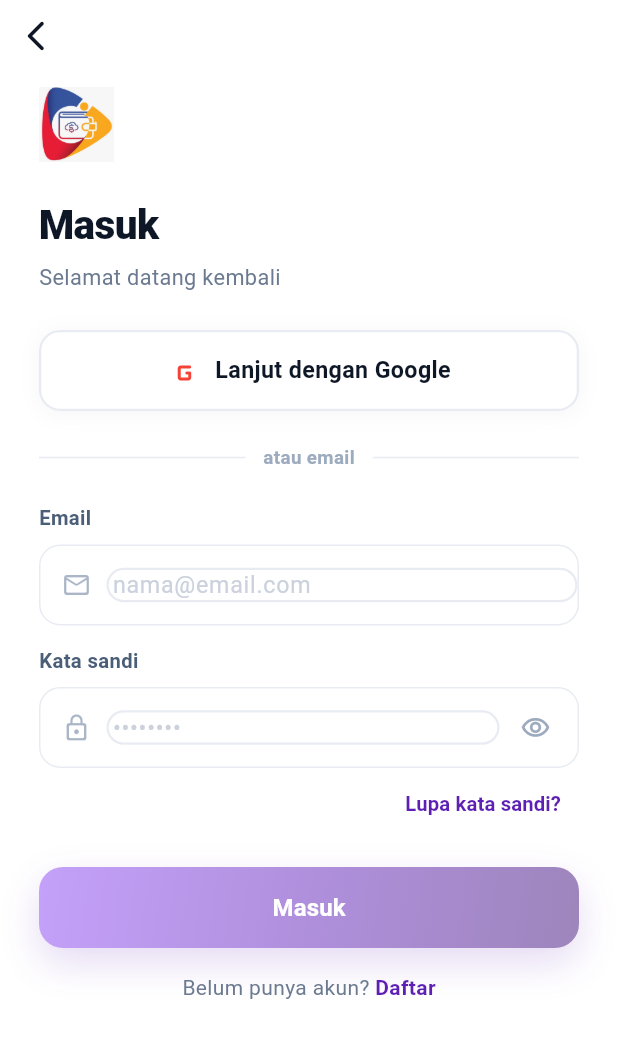
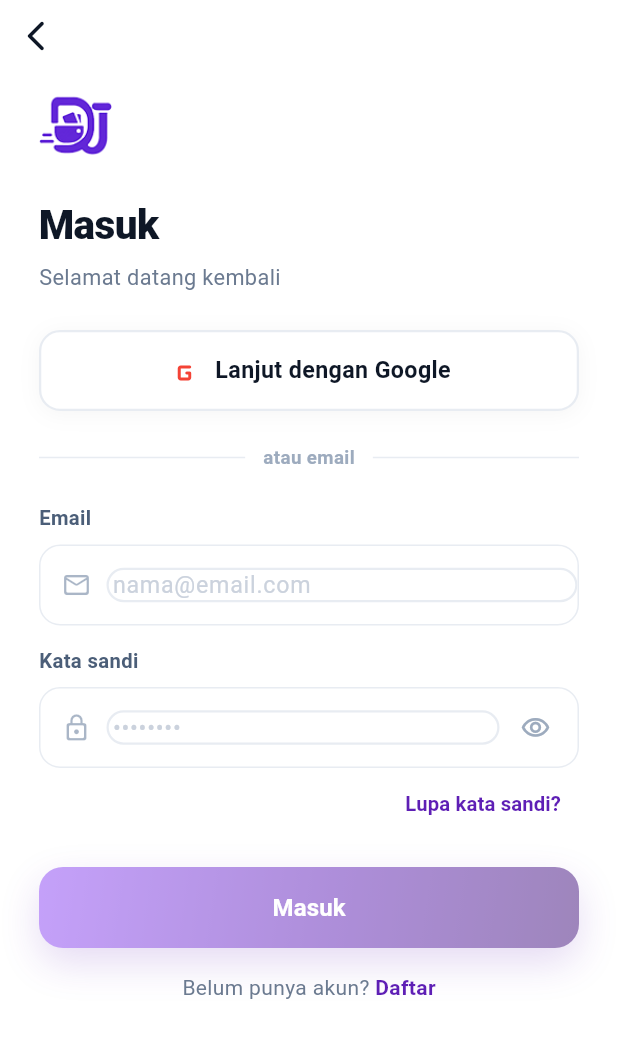
Before and after one commit to dwiilhammaulana/e_money, a Flutter app: the screen it shows after launch, after a tap on "Masuk ke Akun", on a phone screen of 412 x 824 dp. Shown: the top 1038 px of the screen. Run offline on Flutter 3.47's test engine with Material 3 defaults, Android fonts, the phone set to English and light mode, and no system bars; our stand-ins replace app_links, dio, equatable, firebase_auth, firebase_core, flutter_bloc and 5 more; missing offline and left inert: mobile_scanner; accounts and stored records are empty; network calls fail; Roboto replaces fonts that are missing (PlusJakartaSans).

Commit message:
fixed logika dan UI aplikasi

```diff
--- a/lib/core/constants/app_constants.dart
+++ b/lib/core/constants/app_constants.dart
@@ -1,10 +1,10 @@
 class AppConstants {
-  static const String appName = 'Dompet Kampus Global';
+  static const String appName = 'Dompet Jajan';
   static const String appVersion = '1.0.0';
 
   // API
   static const String baseUrl =
-      'http://127.0.0.1:8080'; // Android device via adb reverse to local backend
+      'http://192.168.100.6:8080'; // Android device via adb reverse to local backend
   static const String apiVersion = '/v1';
   static const int connectTimeout = 30;
   static const int receiveTimeout = 30;
--- a/lib/main.dart
+++ b/lib/main.dart
@@ -51,7 +51,7 @@ class DompetKampusApp extends StatelessWidget {
         BlocProvider(create: (_) => di.sl<AccountBloc>()),
       ],
       child: MaterialApp.router(
-        title: 'Dompet Kampus Global',
+        title: 'Dompet Jajan',
         debugShowCheckedModeBanner: false,
         theme: AppTheme.light,
         routerConfig: AppRouter.router,
--- a/lib/presentation/pages/account/account_page.dart
+++ b/lib/presentation/pages/account/account_page.dart
@@ -194,7 +194,7 @@ class AccountPage extends StatelessWidget {
                       ),
                       const SizedBox(height: 16),
                       const Center(
-                        child: Text('Dompet Kampus Global · v1.0.0',
+                        child: Text('Dompet Jajan · v1.0.0',
                             style: TextStyle(
                               fontFamily: 'PlusJakartaSans',
                               fontSize: 12,
--- a/lib/presentation/pages/merchant/merchant_checkout_page.dart
+++ b/lib/presentation/pages/merchant/merchant_checkout_page.dart
@@ -4,7 +4,6 @@ import '../../../core/theme/app_colors.dart';
 import '../../../core/utils/currency_formatter.dart';
 import '../../widgets/app_button.dart';
 import '../../widgets/app_logo.dart';
-import '../../widgets/feature_icon.dart';
 
 const _orange = Color(0xFFFF6A2B);
 
@@ -181,7 +180,7 @@ class MerchantCheckoutPage extends StatelessWidget {
                           child: Column(
                             crossAxisAlignment: CrossAxisAlignment.start,
                             children: [
-                              Text('Dompet Kampus Global',
+                              Text('Dompet Jajan',
                                   style: TextStyle(
                                     fontFamily: 'PlusJakartaSans',
                                     fontSize: 14.5,
--- a/lib/presentation/pages/payment/payment_deeplink_page.dart
+++ b/lib/presentation/pages/payment/payment_deeplink_page.dart
@@ -287,7 +287,7 @@ class _PaymentMethodSection extends StatelessWidget {
               crossAxisAlignment: CrossAxisAlignment.start,
               children: [
                 Text(
-                  'Dompet Kampus Global',
+                  'Dompet Jajan',
                   style: TextStyle(
                     fontFamily: 'PlusJakartaSans',
                     fontSize: 14.5,
--- a/lib/presentation/pages/splash/splash_page.dart
+++ b/lib/presentation/pages/splash/splash_page.dart
@@ -4,7 +4,6 @@ import 'package:go_router/go_router.dart';
 import '../../../core/theme/app_colors.dart';
 import '../../blocs/auth/auth_bloc.dart';
 import '../../widgets/app_button.dart';
-import '../../widgets/app_logo.dart';
 
 class SplashPage extends StatefulWidget {
   const SplashPage({super.key});
@@ -67,28 +66,13 @@ class _SplashPageState extends State<SplashPage> {
                   child: Column(
                     children: [
                       const Spacer(),
-                      const AppLogo(size: 92, light: true),
-                      const SizedBox(height: 26),
-                      const Text(
-                        'Dompet Kampus',
-                        style: TextStyle(
-                          fontFamily: 'PlusJakartaSans',
-                          fontSize: 30,
-                          fontWeight: FontWeight.w800,
-                          color: Colors.white,
-                          letterSpacing: -0.5,
-                        ),
-                      ),
-                      const SizedBox(height: 2),
-                      const Text(
-                        'GLOBAL',
-                        style: TextStyle(
-                          fontFamily: 'PlusJakartaSans',
-                          fontSize: 18,
-                          fontWeight: FontWeight.w700,
-                          color: Colors.white,
-                          letterSpacing: 3,
-                        ),
+                      Image.asset(
+                        'assets/images/logo_awal.png',
+                        width: 116,
+                        height: 116,
+                        fit: BoxFit.contain,
+                        color: Colors.white,
+                        colorBlendMode: BlendMode.srcIn,
                       ),
                       const SizedBox(height: 16),
                       const Text(
--- a/lib/presentation/widgets/app_logo.dart
+++ b/lib/presentation/widgets/app_logo.dart
@@ -6,14 +6,19 @@ class AppLogo extends StatelessWidget {
   final bool light;
   final bool withText;
 
-  const AppLogo({super.key, this.size = 56, this.light = false, this.withText = false});
+  const AppLogo({
+    super.key,
+    this.size = 56,
+    this.light = false,
+    this.withText = false,
+  });
 
   @override
   Widget build(BuildContext context) {
     const fontFamily = 'PlusJakartaSans';
 
     Widget icon = Image.asset(
-      'assets/images/logo.jpeg',
+      'assets/images/logo.png',
       width: size,
       height: size,
       fit: BoxFit.contain,
@@ -31,7 +36,7 @@ class AppLogo extends StatelessWidget {
           crossAxisAlignment: CrossAxisAlignment.start,
           children: [
             Text(
-              'Dompet Kampus',
+              'Dompet',
               style: TextStyle(
                 fontFamily: fontFamily,
                 fontSize: size * 0.3,
@@ -42,12 +47,14 @@ class AppLogo extends StatelessWidget {
               ),
             ),
             Text(
-              'GLOBAL',
+              'JAJAN',
               style: TextStyle(
                 fontFamily: fontFamily,
                 fontSize: size * 0.205,
                 fontWeight: FontWeight.w700,
-                color: light ? Colors.white.withValues(alpha: 0.85) : AppColors.primary,
+                color: light
+                    ? Colors.white.withValues(alpha: 0.85)
+                    : AppColors.primary,
                 letterSpacing: 1.5,
                 height: 1.05,
               ),
--- a/pubspec.yaml
+++ b/pubspec.yaml
@@ -1,5 +1,5 @@
 name: dompet_kampus_global
-description: "Aplikasi e-money Dompet Kampus Global — bayar, transfer, dan kelola uang kuliah."
+description: "Aplikasi e-money Dompet Jajan — bayar, transfer, dan kelola uang kuliah."
 publish_to: 'none'
 version: 1.0.0+1
 
@@ -45,6 +45,7 @@ dependencies:
   # Icons
   cupertino_icons: ^1.0.8
   app_links: ^7.0.0
+  url_launcher: ^6.3.1
 
 dev_dependencies:
   flutter_test:
```
Also changed, not shown: lib/presentation/pages/payment/pin_page.dart (+40 -2 lines), assets/images/logo.png (added), assets/images/logo_awal.png (added), logo.png (added), logo_awal.png (added), pubspec.lock, 19 other files.
